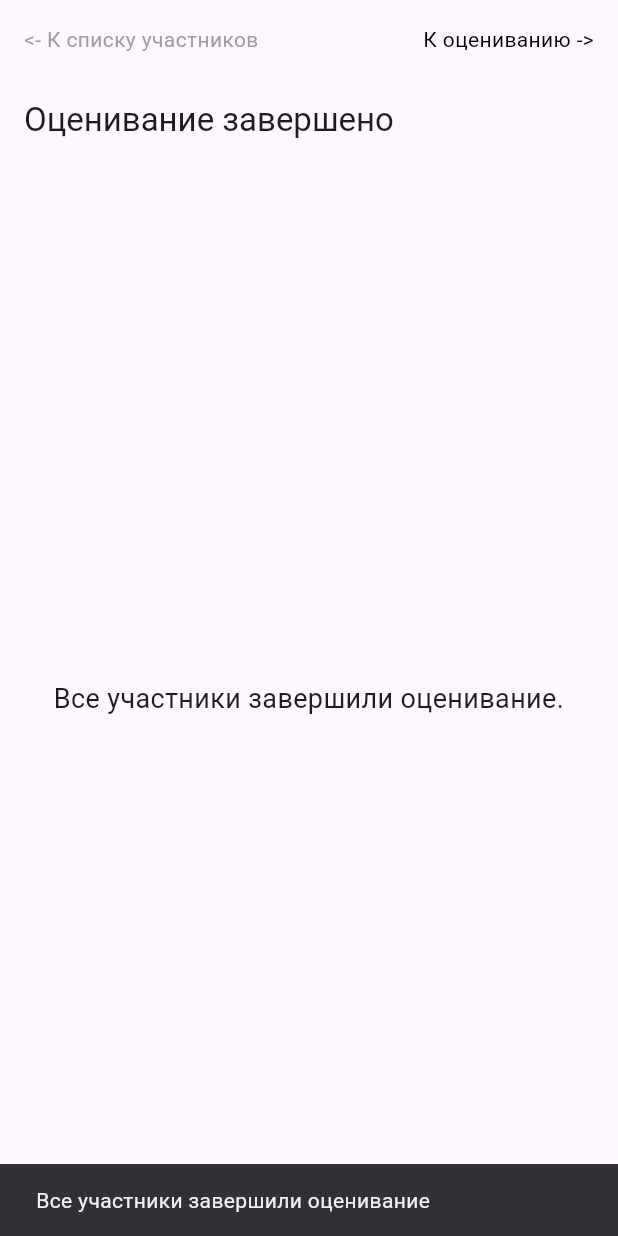
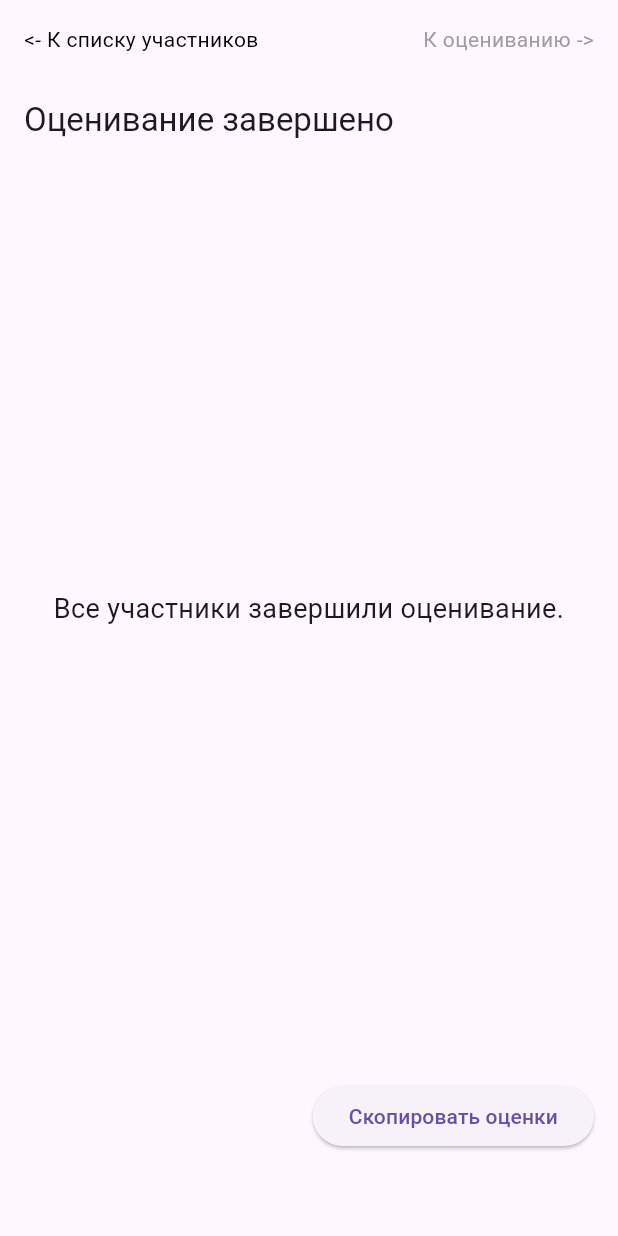
Before and after one commit to TemityStolyarov/team_grades, a Flutter app: the screen it shows after launch, after a tap on "К оцениванию ->", on a phone screen of 412 x 824 dp. Run offline on Flutter 3.47's test engine with Material 3 defaults, Android fonts, the phone set to English and light mode, and no system bars; our stand-ins replace permission_handler.

Commit message:
[d2] voting end placeholder added

```diff
--- a/lib/main.dart
+++ b/lib/main.dart
@@ -14,7 +14,7 @@ class MainApp extends StatefulWidget {
 }
 
 class _MainAppState extends State<MainApp> {
-  bool isOnTeamAddition = true;
+  bool isOnTeamRanking = false;
   List<String> participants = [];
   final TextEditingController _controller = TextEditingController();
 
@@ -30,7 +30,7 @@ class _MainAppState extends State<MainApp> {
 
   _switchSide() {
     setState(() {
-      isOnTeamAddition = !isOnTeamAddition;
+      isOnTeamRanking = !isOnTeamRanking;
     });
   }
 
@@ -52,28 +52,32 @@ class _MainAppState extends State<MainApp> {
             child: Row(
               children: [
                 MouseRegion(
-                  cursor: SystemMouseCursors.click,
+                  cursor: isOnTeamRanking
+                      ? SystemMouseCursors.click
+                      : SystemMouseCursors.forbidden,
                   child: GestureDetector(
-                    onTap: () => _switchSide(),
+                    onTap: isOnTeamRanking ? () => _switchSide() : null,
                     child: Text(
                       '<- К списку участников',
                       style: TextStyle(
                         fontWeight: FontWeight.w400,
-                        color: isOnTeamAddition ? Colors.black : Colors.grey,
+                        color: isOnTeamRanking ? Colors.black : Colors.grey,
                       ),
                     ),
                   ),
                 ),
                 const Spacer(),
                 MouseRegion(
-                  cursor: SystemMouseCursors.click,
+                  cursor: isOnTeamRanking
+                      ? SystemMouseCursors.forbidden
+                      : SystemMouseCursors.click,
                   child: GestureDetector(
-                    onTap: () => _switchSide(),
+                    onTap: isOnTeamRanking ? null : () => _switchSide(),
                     child: Text(
                       'К оцениванию ->',
                       style: TextStyle(
                         fontWeight: FontWeight.w400,
-                        color: isOnTeamAddition ? Colors.grey : Colors.black,
+                        color: isOnTeamRanking ? Colors.grey : Colors.black,
                       ),
                     ),
                   ),
@@ -83,13 +87,13 @@ class _MainAppState extends State<MainApp> {
           ),
         ),
         body: Center(
-          child: isOnTeamAddition
-              ? TeamEditingScreen(
+          child: isOnTeamRanking
+              ? TeamRankingScreen(
+                  participants: participants,
+                )
+              : TeamEditingScreen(
                   controller: _controller,
                   addParticipant: _addParticipant,
-                  participants: participants,
-                )
-              : TeamRankingScreen(
                   participants: participants,
                 ),
         ),
--- a/lib/team_ranking_screen.dart
+++ b/lib/team_ranking_screen.dart
@@ -32,17 +32,16 @@ class _TeamRankingScreenState extends State<TeamRankingScreen> {
   }
 
   void _startNextEvaluation() {
+    setState(() {
       if (remainingParticipants.isNotEmpty) {
-      setState(() {
         currentEvaluator = remainingParticipants.removeAt(0);
         rankedParticipants = List.from(widget.participants)
           ..remove(currentEvaluator);
+      } else {
+        currentEvaluator = ''; // Очищаем текущего оценивающего
+        rankedParticipants = [];
+      }
     });
-    } else {
-      ScaffoldMessenger.of(context).showSnackBar(
-        const SnackBar(content: Text('Все участники завершили оценивание')),
-      );
-    }
   }
 
   int _getScore(int index) {
@@ -50,6 +49,7 @@ class _TeamRankingScreenState extends State<TeamRankingScreen> {
   }
 
   Future<void> _saveEvaluation() async {
+    ScaffoldMessenger.of(context).hideCurrentSnackBar();
     final Map<String, int> rankings = {
       for (int i = 0; i < rankedParticipants.length; i++)
         rankedParticipants[i]: _getScore(i),
@@ -65,11 +65,14 @@ class _TeamRankingScreenState extends State<TeamRankingScreen> {
   }
 
   Future<void> copyResultsToClipboard() async {
+    ScaffoldMessenger.of(context).hideCurrentSnackBar();
     try {
       final jsonString = jsonEncode(evaluationResults);
       await Clipboard.setData(ClipboardData(text: jsonString));
       ScaffoldMessenger.of(context).showSnackBar(
-        const SnackBar(content: Text('Результаты скопированы в буфер обмена')),
+        const SnackBar(
+          content: Text('Результаты скопированы в буфер обмена'),
+        ),
       );
     } catch (e) {
       print('Ошибка при копировании JSON: $e');
@@ -84,23 +87,45 @@ class _TeamRankingScreenState extends State<TeamRankingScreen> {
         appBar: AppBar(
           title: const Text('Оценивание завершено'),
         ),
-        body: const Center(
+        body: Column(
+          children: [
+            const Expanded(
+              child: Center(
                 child: Text(
                   'Все участники завершили оценивание.',
                   style: TextStyle(fontSize: 18),
                   textAlign: TextAlign.center,
                 ),
               ),
+            ),
+            Padding(
+              padding: const EdgeInsets.only(
+                top: 16.0,
+                bottom: 56,
+                left: 16,
+                right: 16,
+              ),
+              child: Row(
+                mainAxisAlignment: MainAxisAlignment.end,
+                children: [
+                  ElevatedButton(
+                    onPressed: copyResultsToClipboard,
+                    child: const Text('Скопировать оценки'),
+                  ),
+                ],
+              ),
+            ),
+          ],
+        ),
       );
     }
 
+    // Основной интерфейс для текущего оценивающего
     return Scaffold(
       appBar: AppBar(
         title: Text('Оценивающий: $currentEvaluator'),
       ),
-      body: currentEvaluator.isEmpty
-          ? const Center(child: Text('Оценивание завершено'))
-          : Column(
+      body: Column(
         children: [
           Expanded(
             child: ReorderableListView(
@@ -124,20 +149,22 @@ class _TeamRankingScreenState extends State<TeamRankingScreen> {
                       ),
                       child: Text(
                         'Оценка: ${_getScore(i)}',
-                              )),
+                      ),
+                    ),
                   ),
               ],
             ),
           ),
           Padding(
-                  padding: const EdgeInsets.all(16.0),
+            padding: const EdgeInsets.only(
+              top: 16.0,
+              bottom: 56,
+              left: 16,
+              right: 16,
+            ),
             child: Row(
-                    mainAxisAlignment: MainAxisAlignment.spaceBetween,
+              mainAxisAlignment: MainAxisAlignment.end,
               children: [
-                      ElevatedButton(
-                        onPressed: copyResultsToClipboard,
-                        child: const Text('Скопировать оценки'),
-                      ),
                 ElevatedButton(
                   onPressed: _saveEvaluation,
                   child: const Text('Далее'),
```
Lines whose indentation alone changed are shown as unchanged.
